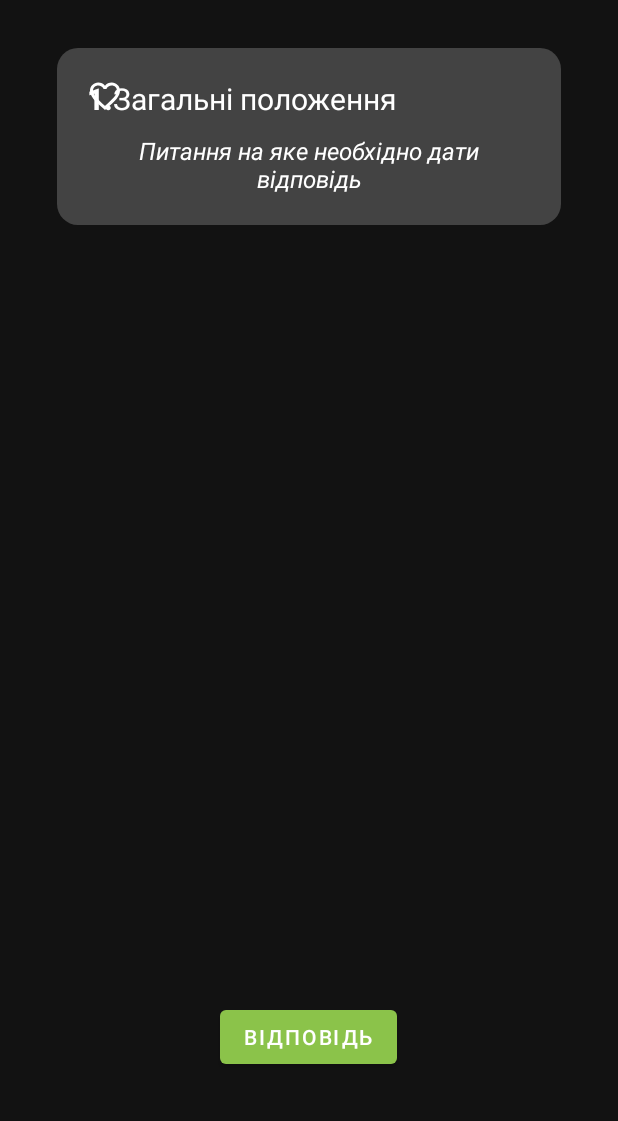
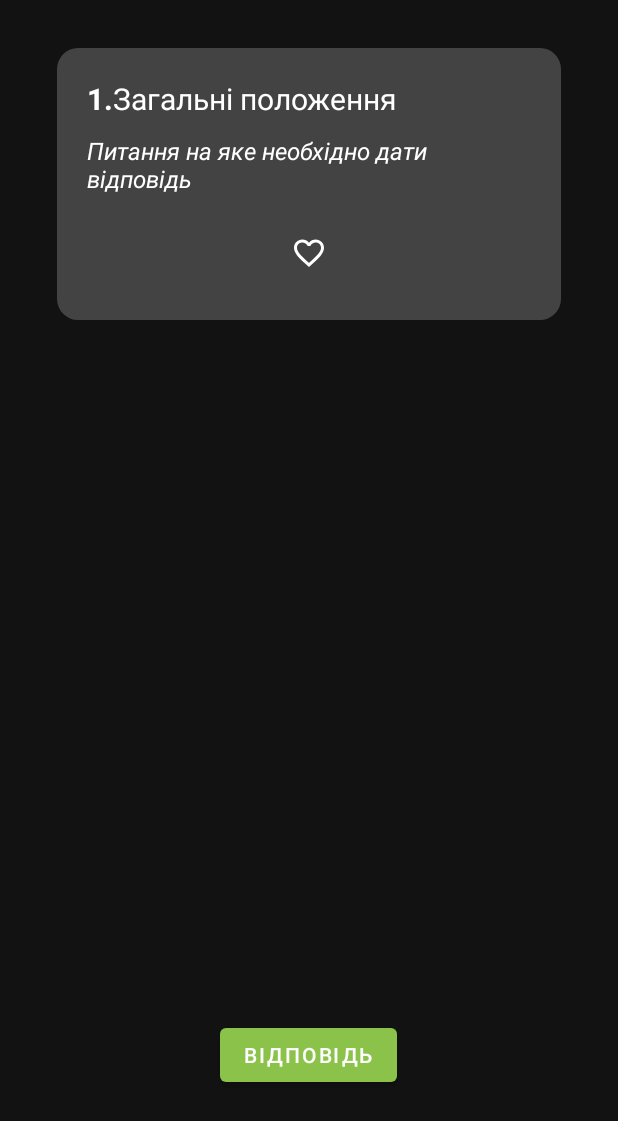
Before and after one commit to Ksnk-dm/Android, an Android app: the layout view_pager_item.xml on its own in the app's theme, with its tools: preview values and no code run, on a phone screen of 412 x 824 dp. Shown: the top 1121 px of the screen. Run offline under Robolectric (Android 15) with nearby library versions, the phone set to English and light mode, and no system bars.

Commit message:
new_feat

```diff
--- a/app/src/main/java/com/ksnk/android/data/dao/QuestionDao.kt
+++ b/app/src/main/java/com/ksnk/android/data/dao/QuestionDao.kt
@@ -27,7 +27,7 @@ interface QuestionDao {
     @Query("SELECT * FROM questionEntity ORDER BY RANDOM() LIMIT 20")
     fun getRandomQuestions(): List<QuestionEntity>
 
-    @Query("SELECT COUNT(*) as total, SUM(CASE WHEN isOpen = 1 THEN 1 ELSE 0 END) as openCount, SUM(CASE WHEN isComplete = 1 THEN 1 ELSE 0 END) as completeCount FROM questionEntity WHERE themeId = :themeId")
+    @Query("SELECT COUNT(*) as total, SUM(CASE WHEN isOpen = 1 THEN 1 ELSE 0 END) as openCount, SUM(CASE WHEN isFavorite = 1 THEN 1 ELSE 0 END) as favoriteCount FROM questionEntity WHERE themeId = :themeId")
     fun getQuestionCountsForTheme(themeId: Long): LiveData<QuestionCounts>
 
     @Query("SELECT * FROM questionEntity WHERE isOpen = 1")
@@ -35,4 +35,7 @@ interface QuestionDao {
 
     @Query("SELECT * FROM questionEntity WHERE themeId = :themeId")
     fun getAllByTheme(themeId: Int?): List<QuestionEntity>
+
+    @Query("SELECT * FROM questionEntity WHERE isFavorite = 1")
+    fun getQuestionByFavorite(): List<QuestionEntity>
 }
--- a/app/src/main/java/com/ksnk/android/data/entity/QuestionEntity.kt
+++ b/app/src/main/java/com/ksnk/android/data/entity/QuestionEntity.kt
@@ -12,5 +12,5 @@ data class QuestionEntity(
     val question: String,
     val answer: String,
     var isOpen: Boolean = false,
-    val isComplete: Boolean = false
+    var isFavorite: Boolean = false
 )
--- a/app/src/main/java/com/ksnk/android/data/repository/RepositoryQuestion.kt
+++ b/app/src/main/java/com/ksnk/android/data/repository/RepositoryQuestion.kt
@@ -10,6 +10,7 @@ interface RepositoryQuestion {
     suspend fun insertQuestions(list: List<QuestionEntity>)
     suspend fun updateQuestion(questionEntity: QuestionEntity)
     suspend fun getAllQuestions(): LiveData<List<QuestionEntity>>
+    suspend fun getQuestionByFavorite(): List<QuestionEntity>
     suspend fun deleteQuestion(questionEntity: QuestionEntity)
     suspend fun deleteAllQuestions()
     fun getQuestionCountForTheme(themeId: Long): LiveData<QuestionCounts>
--- a/app/src/main/java/com/ksnk/android/data/repository/RepositoryQuestionImpl.kt
+++ b/app/src/main/java/com/ksnk/android/data/repository/RepositoryQuestionImpl.kt
@@ -27,6 +27,9 @@ class RepositoryQuestionImpl(private val dao: QuestionDao) : RepositoryQuestion
     override suspend fun getAllQuestions(): LiveData<List<QuestionEntity>> =
         withContext(Dispatchers.IO) { dao.getAll() }
 
+    override suspend fun getQuestionByFavorite(): List<QuestionEntity> =
+        withContext(Dispatchers.IO) { dao.getQuestionByFavorite()}
+
     override suspend fun deleteQuestion(questionEntity: QuestionEntity) =
         withContext(Dispatchers.IO) {
             dao.delete(questionEntity)
--- a/app/src/main/java/com/ksnk/android/ext/FragmentExt.kt
+++ b/app/src/main/java/com/ksnk/android/ext/FragmentExt.kt
@@ -1,7 +1,11 @@
 package com.ksnk.android.ext
 
+import android.os.Bundle
 import androidx.fragment.app.Fragment
 import androidx.navigation.fragment.findNavController
 
 fun Fragment.navigateFragment(id: Int) =
     findNavController().navigate(id)
+
+fun Fragment.navigateFragment(id: Int, bundle: Bundle) =
+    findNavController().navigate(id, bundle)
--- a/app/src/main/java/com/ksnk/android/model/QuestionCounts.kt
+++ b/app/src/main/java/com/ksnk/android/model/QuestionCounts.kt
@@ -3,5 +3,5 @@ package com.ksnk.android.model
 data class QuestionCounts(
     val total: Int,
     val openCount: Int,
-    val completeCount: Int
+    val favoriteCount: Int
 )
--- a/app/src/main/java/com/ksnk/android/ui/question/QuestionViewModel.kt
+++ b/app/src/main/java/com/ksnk/android/ui/question/QuestionViewModel.kt
@@ -6,6 +6,7 @@ import androidx.lifecycle.liveData
 import com.ksnk.android.data.entity.QuestionEntity
 import com.ksnk.android.data.repository.RepositoryQuestion
 import com.ksnk.android.data.repository.RepositoryTheme
+import kotlinx.coroutines.runBlocking
 
 class QuestionViewModel(
     private val repositoryTheme: RepositoryTheme,
@@ -18,4 +19,9 @@ class QuestionViewModel(
     fun getAllQuestions(): LiveData<List<QuestionEntity>> = liveData {
         emitSource(repositoryQuestion.getAllQuestions())
     }
+
+    fun getQuestionByFavorite(): List<QuestionEntity> =
+        runBlocking {
+            repositoryQuestion.getQuestionByFavorite()
+        }
 }
--- a/app/src/main/java/com/ksnk/android/ui/themesQuestions/ThemesQuestionViewModel.kt
+++ b/app/src/main/java/com/ksnk/android/ui/themesQuestions/ThemesQuestionViewModel.kt
@@ -1,8 +1,6 @@
 package com.ksnk.android.ui.themesQuestions
 
-import androidx.lifecycle.LiveData
 import androidx.lifecycle.ViewModel
-import androidx.lifecycle.liveData
 import androidx.lifecycle.viewModelScope
 import com.ksnk.android.data.entity.QuestionEntity
 import com.ksnk.android.data.repository.RepositoryQuestion
@@ -26,4 +24,7 @@ class ThemesQuestionViewModel(
 
     fun getRandomQuestions(): List<QuestionEntity> =
         runBlocking { repositoryQuestion.getRandomQuestions() }
+
+    fun getQuestionByFavorite(): List<QuestionEntity> =
+        runBlocking { repositoryQuestion.getQuestionByFavorite() }
 }
--- a/app/src/main/java/com/ksnk/android/ui/themesQuestions/adapter/ThemesQuestionAdapter.kt
+++ b/app/src/main/java/com/ksnk/android/ui/themesQuestions/adapter/ThemesQuestionAdapter.kt
@@ -4,12 +4,14 @@ import android.view.ViewGroup
 import androidx.recyclerview.widget.RecyclerView
 import androidx.viewpager2.widget.ViewPager2
 import com.ksnk.android.data.entity.QuestionEntity
+import com.ksnk.android.ui.themesQuestions.ThemesQuestionFragment
 import com.ksnk.android.ui.themesQuestions.ThemesQuestionViewModel
 
 class ThemesQuestionAdapter(
     private val questionList: List<QuestionEntity>,
     private val viewModel: ThemesQuestionViewModel,
-    private val viewPager2: ViewPager2
+    private val viewPager2: ViewPager2,
+    private val fragment: ThemesQuestionFragment
 ) : RecyclerView.Adapter<ThemesQuestionViewHolder>() {
 
     override fun onCreateViewHolder(parent: ViewGroup, viewType: Int): ThemesQuestionViewHolder =
@@ -19,5 +21,5 @@ class ThemesQuestionAdapter(
         questionList.size
 
     override fun onBindViewHolder(holder: ThemesQuestionViewHolder, position: Int) =
-        holder.bind(questionList[position], position)
+        holder.bind(questionList[position], position, questionList.size, fragment)
 }
--- /dev/null
+++ b/app/src/main/res/drawable/rounder_shape_yellow.xml
@@ -0,0 +1,5 @@
+<?xml version="1.0" encoding="utf-8"?>
+<shape xmlns:android="http://schemas.android.com/apk/res/android"
+    android:shape="oval">
+    <solid android:color="#AE9F22" />
+</shape>
--- a/app/src/main/res/layout/view_pager_item.xml
+++ b/app/src/main/res/layout/view_pager_item.xml
@@ -56,22 +56,27 @@
             android:layout_below="@id/ll"
             android:layout_alignParentStart="false"
             android:layout_alignParentEnd="false"
-            android:layout_alignParentBottom="false"
             android:layout_marginStart="0dp"
             android:layout_marginTop="10dp"
             android:layout_marginEnd="0dp"
-            android:gravity="clip_horizontal|center_horizontal|center_vertical"
+            android:gravity="clip_horizontal|center_vertical"
             android:text="Питання на яке необхідно дати відповідь"
             android:textColor="@color/white"
             android:textSize="16sp"
             android:textStyle="italic" />
 
         <ImageButton
-            android:id="@+id/imageButton"
-            android:layout_width="wrap_content"
-            android:layout_height="wrap_content"
-            android:layout_weight="1"
+            android:id="@+id/imageButtonFavorite"
+            android:layout_width="50dp"
+            android:layout_height="50dp"
+            android:layout_below="@+id/textViewQuestion"
+            android:layout_alignParentStart="true"
+            android:layout_alignParentEnd="true"
+            android:layout_marginStart="0dp"
+            android:layout_marginTop="13dp"
+            android:layout_marginEnd="0dp"
             android:background="@android:color/transparent"
+            android:foregroundGravity="center"
             app:srcCompat="@drawable/baseline_favorite_border_24" />
     </RelativeLayout>
 
```
Also changed, not shown: app/src/main/java/com/ksnk/android/ui/question/QuestionsFragment.kt (+10 -2 lines), app/src/main/java/com/ksnk/android/ui/themes/ThemesFragment.kt (+16 -6 lines), app/src/main/java/com/ksnk/android/ui/themesQuestions/ThemesQuestionFragment.kt (+8 -8 lines), app/src/main/java/com/ksnk/android/ui/themesQuestions/adapter/ThemesQuestionViewHolder.kt (+32 -1 lines), app/src/main/res/layout/fragment_questions.xml (+18 -5 lines).
